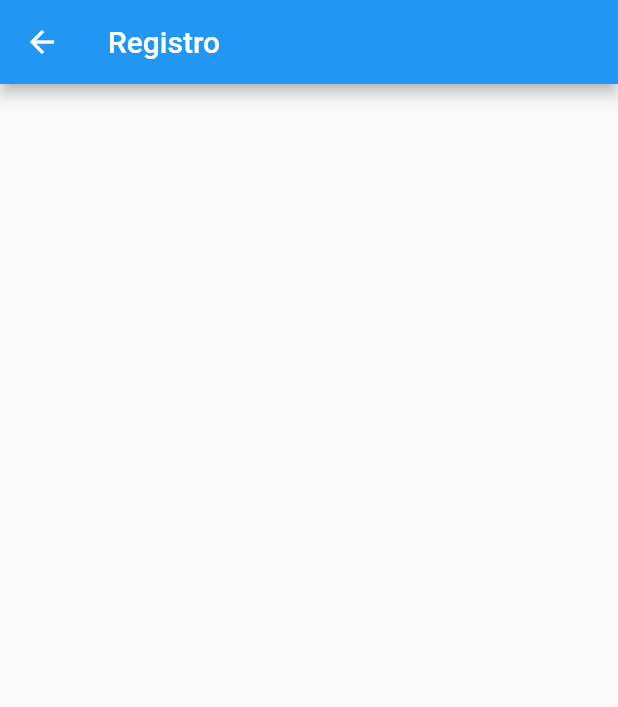
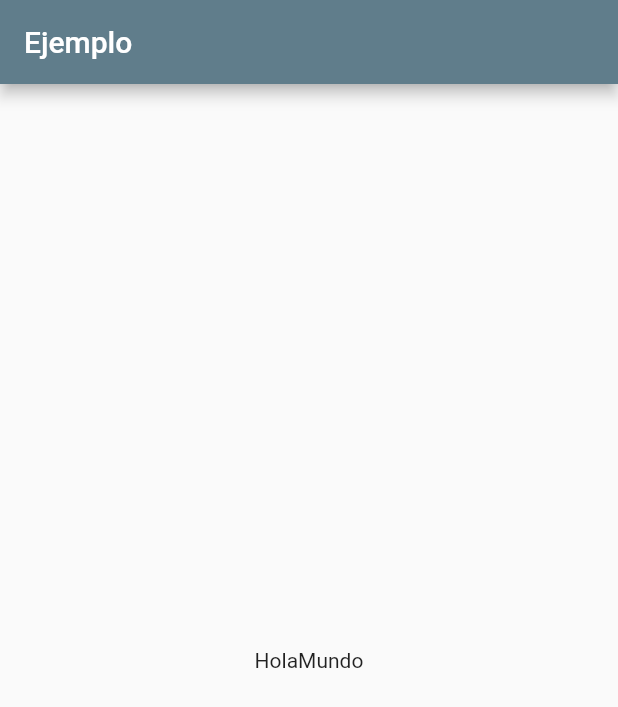
Before and after one commit to CeciliaGaytanC/ILOA, a Flutter app: the screen it shows after launch, after a tap on "Iniciar Sesión", after a tap on "Registrate", on a phone screen of 412 x 824 dp. Shown: the top 707 px of the screen. Run offline on Flutter 3.47's test engine with Material 2 defaults, Android fonts, the phone set to English and light mode, and no system bars.

Commit message:
ILOA Iniciando...

```diff
--- a/lib/des.dart
+++ b/lib/des.dart
@@ -1,6 +1,8 @@
 import 'package:flutter/material.dart';
 
 class DescriptionPlace extends StatelessWidget {
+  DescriptionPlace(String s, int i, String descriptionDummy);
+
   @override
   Widget build(BuildContext context) {
     // TODO: implement build
--- a/lib/description.dart
+++ b/lib/description.dart
@@ -12,7 +12,7 @@ class DescriptionPlace extends StatelessWidget {
 
   @override
   Widget build(BuildContext context) {
-    // TODO: implement build
+
 
     final star_half = Container (
       margin: EdgeInsets.only(
--- /dev/null
+++ b/lib/example.dart
@@ -0,0 +1,29 @@
+import 'package:flutter/material.dart';
+import 'package:flutter/src/widgets/container.dart';
+import 'package:flutter/src/widgets/framework.dart';
+import 'package:flutter/material.dart';
+
+
+
+
+class Home extends StatelessWidget {
+  //const MyWidget({super.key});
+
+  @override
+  Widget build(BuildContext context) {
+    return MaterialApp(
+      debugShowCheckedModeBanner:  false,
+      title:  "Registro",
+      theme:  ThemeData(
+        primarySwatch: Colors.blueGrey,
+      ),
+      home: Scaffold(
+        appBar: AppBar(
+          title: Text("Ejemplo")
+        ),
+        body: Center (
+          child:  Text("HolaMundo"),
+        ) ),
+    );
+  }
+}
--- a/lib/main.dart
+++ b/lib/main.dart
@@ -1,5 +1,5 @@
 import 'package:flutter/material.dart';
-import 'package:today/des.dart';
+import 'package:today/example.dart';
 import 'package:today/register.dart';
 
 //import 'button.txt';
@@ -31,6 +31,7 @@ class MyApp extends StatelessWidget {
 
 class MyHomePage extends StatefulWidget {
     const MyHomePage({Key? key}) : super(key: key);
+
 
   @override
   State<MyHomePage> createState() => _MyHomePageState();
@@ -132,7 +133,7 @@ class _MyHomePageState extends State<MyHomePage> {
                     print(passwordController.text);
                     if (_formKey.currentState!.validate()) {
                       Navigator.push(context,
-                          MaterialPageRoute(builder: (context) => DescriptionPlace()));
+                          MaterialPageRoute(builder: (context) => Registro()));
                       // Si el formulario es válido, queremos mostrar un Snackbar
                     } else {
                       ScaffoldMessenger.of(context).showSnackBar(const SnackBar(
@@ -159,7 +160,7 @@ class _MyHomePageState extends State<MyHomePage> {
                       Navigator.push(
                         context,
                         MaterialPageRoute(builder: (context) {
-                          return Registro();
+                          return Home();
                         }),
                       );
                     })
```
